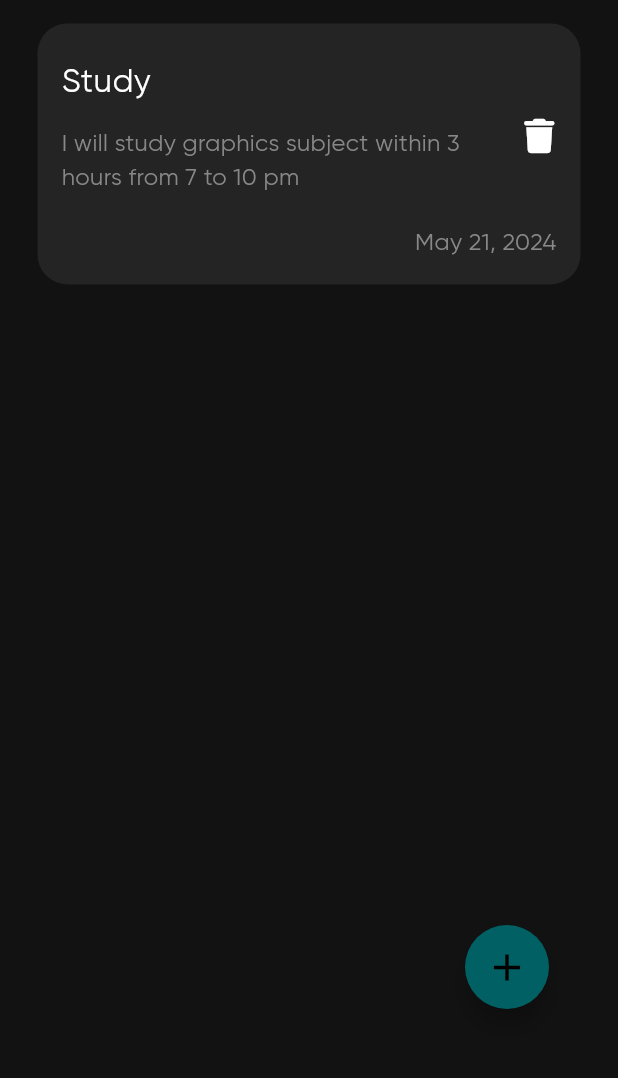
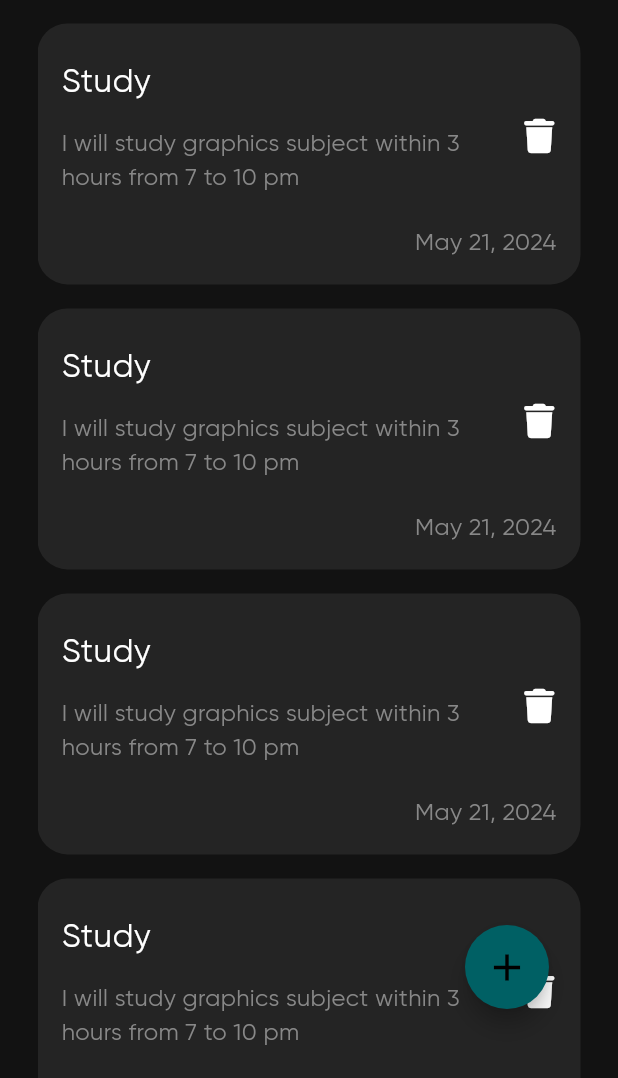
Before and after one commit to amirrrra/Notes-App, a Flutter app: the screen it shows after launch, on a phone screen of 412 x 824 dp, the part 158-1236 px from its top. Run offline on Flutter 3.47's test engine with Material 3 defaults, Android fonts, the phone set to English and light mode, and no system bars; our stand-ins replace font_awesome_flutter.

Commit message:
Build note list widget

```diff
--- a/lib/views/home_view.dart
+++ b/lib/views/home_view.dart
@@ -1,6 +1,6 @@
 import 'package:flutter/material.dart';
 import 'package:notes_app/widgets/floating_button_widget.dart';
-import 'package:notes_app/widgets/note_widget.dart';
+import 'package:notes_app/widgets/note_list_widget.dart';
 import 'package:notes_app/widgets/search_widget.dart';
 
 class HomeView extends StatelessWidget {
@@ -19,7 +19,7 @@ class HomeView extends StatelessWidget {
               height: 50,
             ),
             SearchWidget(),
-            NoteWidget(),
+            NoteListWidget(),
           ],
         ),
       ),
--- /dev/null
+++ b/lib/widgets/note_list_widget.dart
@@ -0,0 +1,18 @@
+import 'package:flutter/material.dart';
+import 'package:notes_app/widgets/note_widget.dart';
+
+class NoteListWidget extends StatelessWidget {
+  const NoteListWidget({super.key});
+
+  @override
+  Widget build(BuildContext context) {
+    return Expanded(
+      child: ListView.builder(
+        padding: const EdgeInsets.all(0),
+        itemBuilder: (BuildContext context, int index) {
+          return const NoteWidget();
+        },
+      ),
+    );
+  }
+}
--- a/lib/widgets/note_widget.dart
+++ b/lib/widgets/note_widget.dart
@@ -11,7 +11,7 @@ class NoteWidget extends StatelessWidget {
 
     return Container(
       margin: const EdgeInsets.only(
-        top: 16,
+        bottom: 16,
       ),
       padding: const EdgeInsets.all(16),
       decoration: const BoxDecoration(
--- a/lib/widgets/search_widget.dart
+++ b/lib/widgets/search_widget.dart
@@ -9,6 +9,9 @@ class SearchWidget extends StatelessWidget {
     final double screenWidth = MediaQuery.of(context).size.width;
 
     return Container(
+      margin: const EdgeInsets.only(
+        bottom: 16,
+      ),
       height: screenWidth / 7.5,
       decoration: const BoxDecoration(
         color: grey24,
@@ -23,7 +26,6 @@ class SearchWidget extends StatelessWidget {
         decoration: InputDecoration(
           hintText: 'Search notes',
           hintStyle: TextStyle(
-            // fontFamily: 'Gilroy-Regular',
             color: grey8,
             fontSize: screenWidth / 22,
           ),
```
